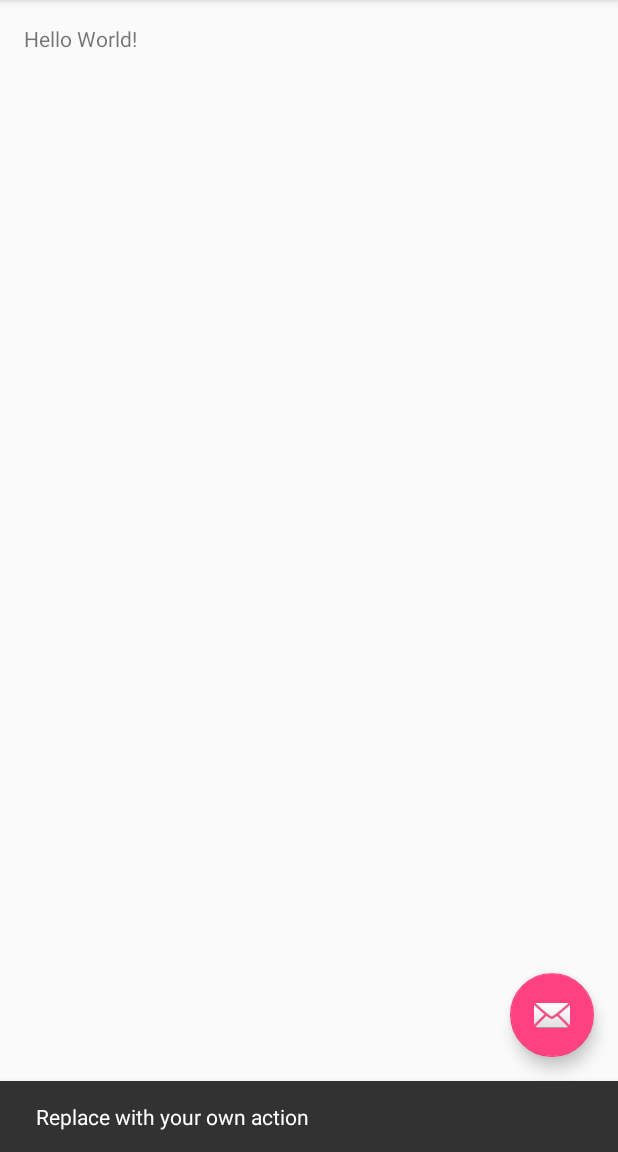
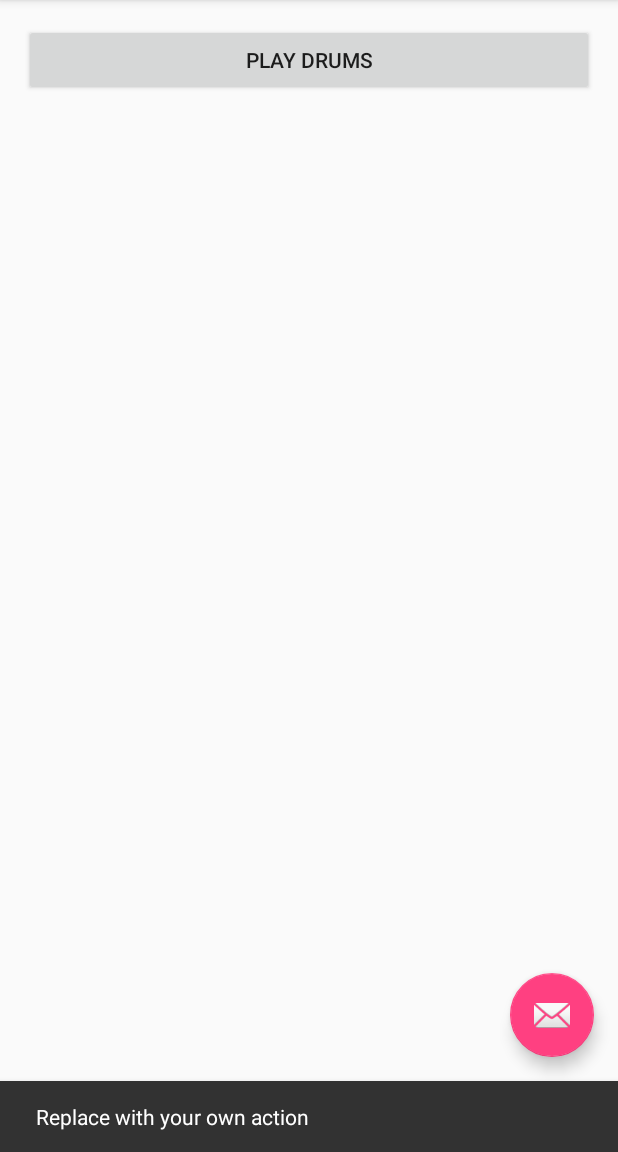
Before and after one commit to paulzander321/TCSS450DrumProject, an Android app: the screen it shows after launch (MainActivity), after a tap on an icon or button, on a phone screen of 412 x 824 dp, the part 84-1236 px from its top. Run offline under Robolectric (Android 15) with nearby library versions, the phone set to English and light mode, and no system bars.

Commit message:
added all the sounds but doesnt work, shuts down

```diff
--- a/app/src/main/AndroidManifest.xml
+++ b/app/src/main/AndroidManifest.xml
@@ -1,6 +1,9 @@
 <?xml version="1.0" encoding="utf-8"?>
 <manifest xmlns:android="http://schemas.android.com/apk/res/android"
     package="edu.uw.tacoma.zanderp.tcss450drumproject">
+
+    <uses-permission android:name="android.permission.INTERNET"></uses-permission>
+    <uses-permission android:name="android.permission.WRITE_EXTERNAL_STORAGE"></uses-permission>
 
     <application
         android:allowBackup="true"
@@ -18,6 +21,7 @@
                 <category android:name="android.intent.category.LAUNCHER" />
             </intent-filter>
         </activity>
+        <activity android:name=".Drums.DrumSet1"></activity>
     </application>
 
 </manifest>
--- a/app/src/main/res/layout/content_main.xml
+++ b/app/src/main/res/layout/content_main.xml
@@ -12,8 +12,15 @@
     tools:context="edu.uw.tacoma.zanderp.tcss450drumproject.MainActivity"
     tools:showIn="@layout/activity_main">
 
-    <TextView
-        android:layout_width="wrap_content"
+
+    <Button
+        android:layout_width="match_parent"
         android:layout_height="wrap_content"
-        android:text="Hello World!" />
+        android:text="Play Drums"
+        android:id="@+id/play_drums"
+        android:layout_alignParentTop="true"
+        android:layout_alignParentRight="true"
+        android:layout_alignParentEnd="true"
+        android:clickable="true"
+        android:onClick="playDrums" />
 </RelativeLayout>
```
Also changed, not shown: app/src/main/java/edu/uw/tacoma/zanderp/tcss450drumproject/Drums/DrumSet1.java (added, +40 -0 lines), app/src/main/java/edu/uw/tacoma/zanderp/tcss450drumproject/MainActivity.java (+8 -0 lines), app/src/main/res/layout/activity_drum_set1.xml (added, +22 -0 lines).
